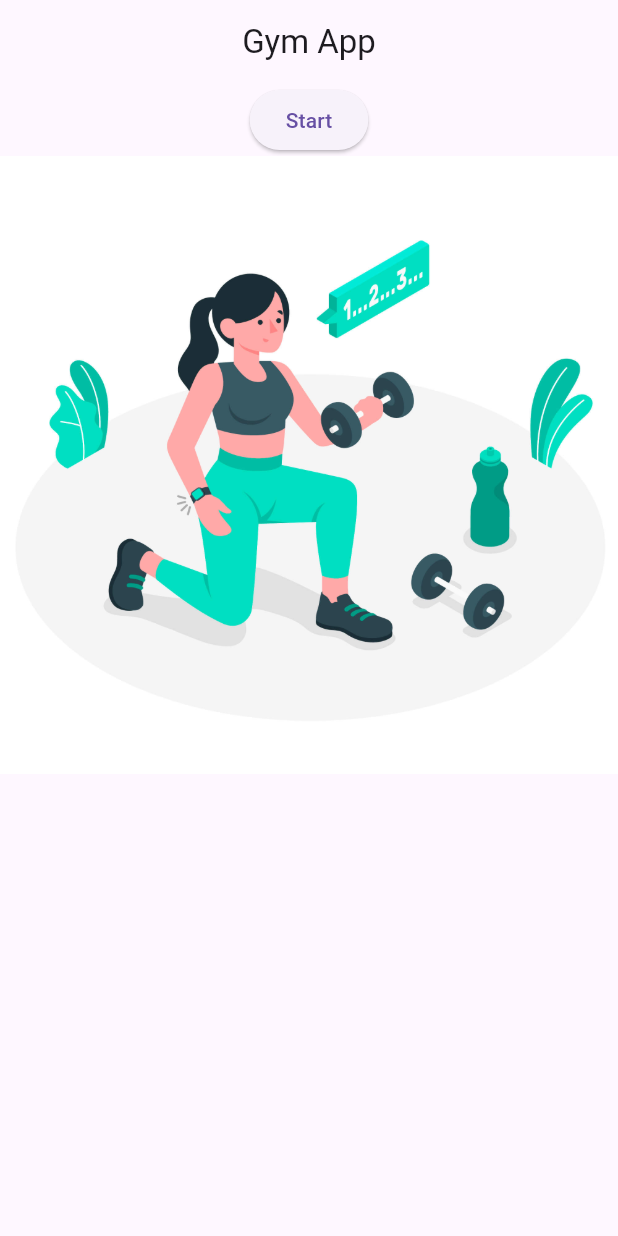
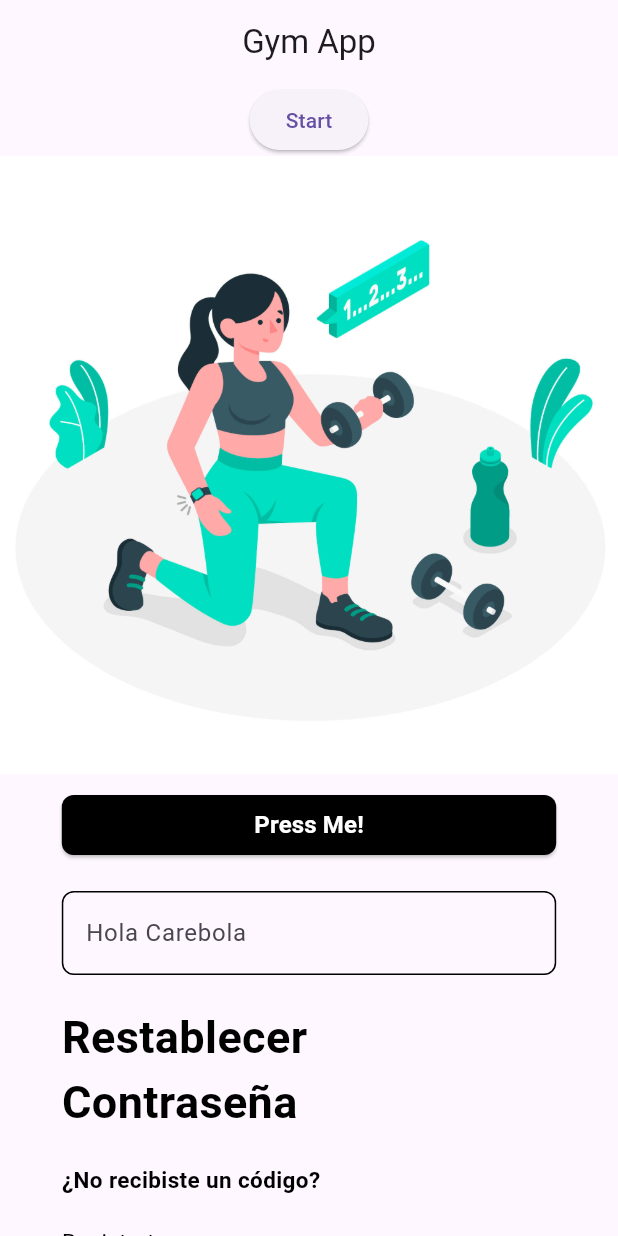
Before and after one commit to JuanPCFdev/GymApp, a Flutter app: the screen it shows after launch, on a phone screen of 412 x 824 dp. Run offline on Flutter 3.47's test engine with Material 3 defaults, Android fonts, the phone set to English and light mode, and no system bars.

Commit message:
adding widgets folder and files

```diff
--- a/gym_app/lib/main.dart
+++ b/gym_app/lib/main.dart
@@ -1,9 +1,15 @@
 import 'package:flutter/material.dart';
 import 'package:gym_app/ui/screens/intro.dart';
+import 'package:gym_app/ui/widgets/buttons/custom_buttons.dart';
+import 'package:gym_app/ui/widgets/text_fields/custom_textfield.dart';
+import 'package:gym_app/ui/widgets/texts/custom_text.dart';
+import 'package:gym_app/ui/widgets/texts/custom_text_link.dart';
+import 'package:gym_app/ui/widgets/texts/custom_title.dart';
 
 void main() {
   runApp(const MaterialApp(
     title: 'Gym App',
+    debugShowCheckedModeBanner: false,
     home: MainApp(),
   ));
 }
@@ -18,7 +24,8 @@ class MainApp extends StatelessWidget {
         title: const Text('Gym App'),
         centerTitle: true,
       ),
-      body: Center(
+      body: SingleChildScrollView(
+        child: Center(
             child: Column(
           children: [
             ElevatedButton(
@@ -31,8 +38,25 @@ class MainApp extends StatelessWidget {
               child: const Text('Start'),
             ),
             Image.asset('assets/images/heroimg.jpg'),
+            BlackButton(
+              text: "Press Me!",
+              onPressed: () {},
+            ),
+            CustomTextfield(placeholder: "Hola Carebola"),
+            CustomTitle(text: "Restablecer \nContraseña"),
+            CustomText(text: "¿No recibiste un código?"),
+            CustomTextLink(
+              text: "Registrate",
+              onTap: () {
+                Navigator.push(
+                  context,
+                  MaterialPageRoute(builder: (context) => Intro()),
+                );
+              },
+            )
           ],
         )),
+      ),
     );
   }
 }
--- /dev/null
+++ b/gym_app/lib/ui/widgets/buttons/custom_buttons.dart
@@ -0,0 +1,39 @@
+import 'package:flutter/material.dart';
+
+class BlackButton extends StatelessWidget {
+  final String text;
+  final VoidCallback onPressed;
+  final double height;
+  final double borderRadius;
+
+  const BlackButton({
+    Key? key,
+    required this.text,
+    required this.onPressed,
+    this.height = 50.0,
+    this.borderRadius = 8.0,
+  }) : super(key: key);
+
+  @override
+  Widget build(BuildContext context) {
+    return Padding(
+        padding: const EdgeInsets.all(10.0),
+        child: SizedBox(
+          width: MediaQuery.of(context).size.width * 0.8,
+          child: ElevatedButton(
+            style: ElevatedButton.styleFrom(
+              backgroundColor: Colors.black,
+              foregroundColor: Colors.white,
+              shape: RoundedRectangleBorder(
+                borderRadius: BorderRadius.circular(borderRadius),
+              ),
+            ),
+            onPressed: onPressed,
+            child: Text(
+              text,
+              style: const TextStyle(fontSize: 16, fontWeight: FontWeight.bold),
+            ),
+          ),
+        ));
+  }
+}
--- /dev/null
+++ b/gym_app/lib/ui/widgets/text_fields/custom_textfield.dart
@@ -0,0 +1,40 @@
+import 'package:flutter/material.dart';
+
+class CustomTextfield extends StatelessWidget {
+  final String placeholder;
+  final bool onlyNumbers;
+
+  const CustomTextfield({
+    Key? key,
+    required this.placeholder,
+    this.onlyNumbers = false,
+  }) : super(key: key);
+
+  @override
+  Widget build(BuildContext context) {
+    return Padding(
+      padding: const EdgeInsets.all(10.0),
+      child: SizedBox(
+        width: MediaQuery.of(context).size.width * 0.8,
+        child: TextField(
+          keyboardType: onlyNumbers ? TextInputType.number : TextInputType.text,
+          decoration: InputDecoration(
+            hintText: placeholder,
+            border: OutlineInputBorder(
+              borderSide: const BorderSide(color: Colors.black),
+              borderRadius: BorderRadius.circular(8.0),
+            ),
+            enabledBorder: OutlineInputBorder(
+              borderSide: const BorderSide(color: Colors.black),
+              borderRadius: BorderRadius.circular(8.0),
+            ),
+            focusedBorder: OutlineInputBorder(
+              borderSide: const BorderSide(color: Colors.black),
+              borderRadius: BorderRadius.circular(8.0),
+            ),
+          ),
+        ),
+      ),
+    );
+  }
+}
--- /dev/null
+++ b/gym_app/lib/ui/widgets/texts/custom_text.dart
@@ -0,0 +1,30 @@
+import 'package:flutter/material.dart';
+
+class CustomText extends StatelessWidget {
+  final String text;
+
+  const CustomText({
+    super.key,
+    required this.text,
+  });
+
+  @override
+  Widget build(BuildContext context) {
+    return Padding(
+      padding: const EdgeInsets.all(10.0),
+      child: SizedBox(
+        width: MediaQuery.of(context).size.width * 0.8,
+        child: Text(
+          text,
+          maxLines: 2,
+          textAlign: TextAlign.left,
+          style: TextStyle(
+            color: Colors.black,
+            fontSize: 15,
+            fontWeight: FontWeight.bold,
+          ),
+        ),
+      ),
+    );
+  }
+}
--- /dev/null
+++ b/gym_app/lib/ui/widgets/texts/custom_text_link.dart
@@ -0,0 +1,36 @@
+import 'package:flutter/material.dart';
+
+class CustomTextLink extends StatelessWidget {
+  final String text;
+  final VoidCallback onTap;
+
+  const CustomTextLink({
+    super.key,
+    required this.text,
+    required this.onTap,
+  });
+
+  @override
+  Widget build(BuildContext context) {
+    return Padding(
+      padding: const EdgeInsets.all(10.0),
+      child: SizedBox(
+        width: MediaQuery.of(context).size.width * 0.8,
+        child: GestureDetector(
+          onTap: onTap,
+          child: Text(
+            text,
+            maxLines: 2,
+            textAlign: TextAlign.left,
+            style: TextStyle(
+              color: Colors.black,
+              fontSize: 15,
+              fontWeight: FontWeight.normal,
+              decoration: TextDecoration.underline,
+            ),
+          ),
+        ),
+      ),
+    );
+  }
+}
--- /dev/null
+++ b/gym_app/lib/ui/widgets/texts/custom_title.dart
@@ -0,0 +1,30 @@
+import 'package:flutter/material.dart';
+
+class CustomTitle extends StatelessWidget {
+  final String text;
+
+  const CustomTitle({
+    super.key,
+    required this.text,
+  });
+
+  @override
+  Widget build(BuildContext context) {
+    return Padding(
+      padding: const EdgeInsets.all(10.0),
+      child: SizedBox(
+        width: MediaQuery.of(context).size.width * 0.8,
+        child: Text(
+          text,
+          maxLines: 2,
+          textAlign: TextAlign.left,
+          style: TextStyle(
+            color: Colors.black,
+            fontSize: 30,
+            fontWeight: FontWeight.bold,
+          ),
+        ),
+      ),
+    );
+  }
+}
```
Lines whose indentation alone changed are shown as unchanged.
